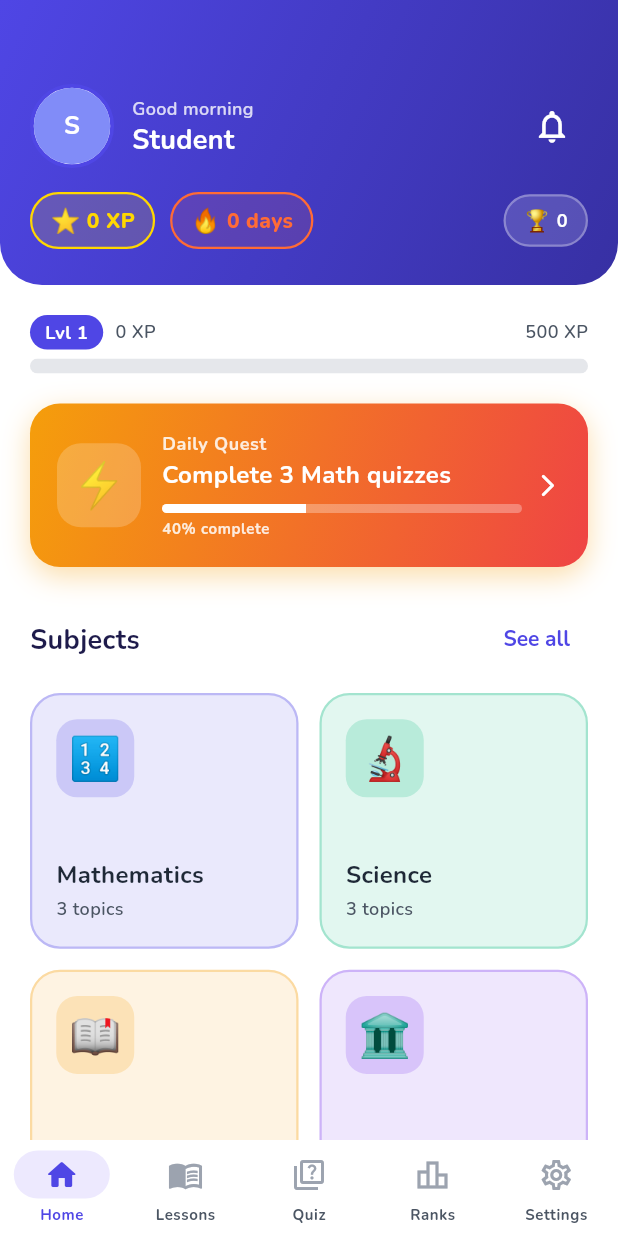
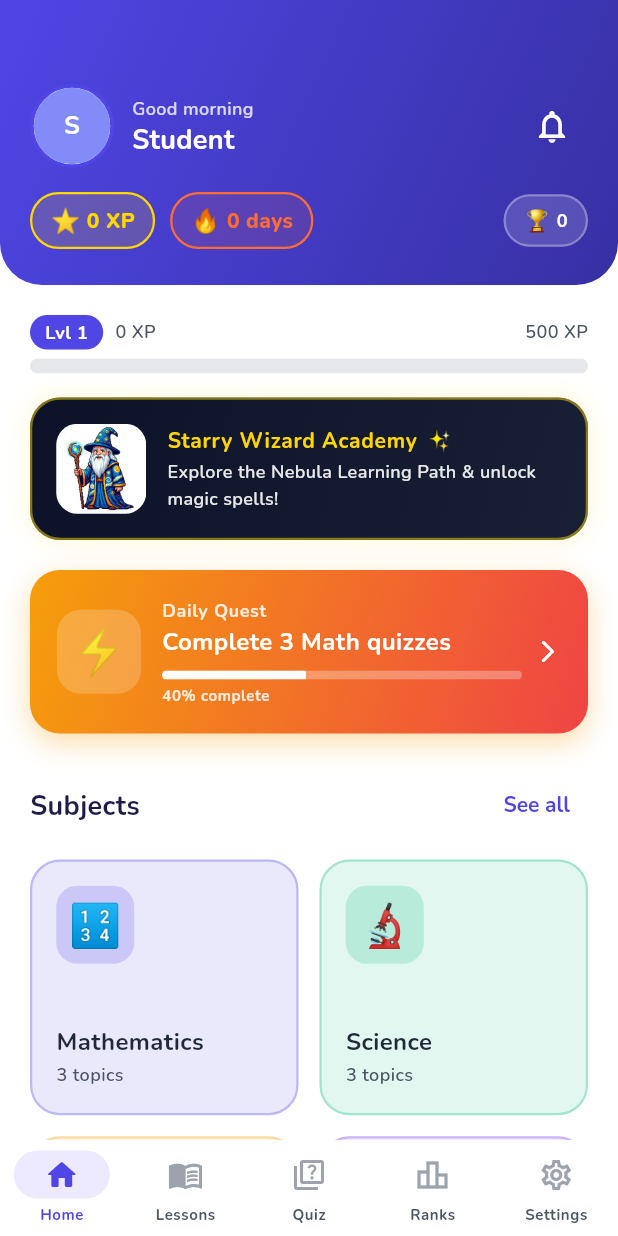
Before and after one commit to jionbiju/eduquest-rural-learning, a Flutter app: the HomeScreen screen opened by its route, on a phone screen of 412 x 824 dp. Run offline on Flutter 3.47's test engine with Material 3 defaults, Android fonts, the light colour scheme and no system bars; our stand-ins replace cloud_firestore, connectivity_plus, firebase_auth, firebase_core, flutter_riverpod, flutter_tts and 3 more; accounts and stored records are empty.

Commit message:
wizard update

```diff
--- a/lib/features/home/presentation/screens/home_screen.dart
+++ b/lib/features/home/presentation/screens/home_screen.dart
@@ -72,6 +72,74 @@ class HomeScreen extends ConsumerWidget {
                       level: profile.level,
                       progress: profile.levelProgress,
                       xp: profile.xp,
+                    ),
+                  ),
+                ),
+
+                // ── Starry Wizard Academy Showcase ──────────────────────
+                SliverToBoxAdapter(
+                  child: Padding(
+                    padding: const EdgeInsets.fromLTRB(20, 16, 20, 0),
+                    child: Container(
+                      padding: const EdgeInsets.all(16),
+                      decoration: BoxDecoration(
+                        gradient: const LinearGradient(
+                          colors: [Color(0xFF0C1227), Color(0xFF191F34)],
+                          begin: Alignment.topLeft,
+                          end: Alignment.bottomRight,
+                        ),
+                        borderRadius: BorderRadius.circular(20),
+                        border: Border.all(color: AppColors.xpGold.withValues(alpha: 0.5), width: 1.5),
+                        boxShadow: [
+                          BoxShadow(
+                            color: AppColors.xpGold.withValues(alpha: 0.15),
+                            blurRadius: 15,
+                            spreadRadius: 1,
+                          ),
+                        ],
+                      ),
+                      child: Row(
+                        children: [
+                          ClipRRect(
+                            borderRadius: BorderRadius.circular(14),
+                            child: Image.asset(
+                              'assets/images/stitch/wizard_large.png',
+                              width: 60,
+                              height: 60,
+                              fit: BoxFit.cover,
+                              errorBuilder: (_, __, ___) => const Text('🧙‍♂️', style: TextStyle(fontSize: 40)),
+                            ),
+                          ),
+                          const SizedBox(width: 14),
+                          Expanded(
+                            child: Column(
+                              crossAxisAlignment: CrossAxisAlignment.start,
+                              children: [
+                                Row(
+                                  children: [
+                                    Text(
+                                      'Starry Wizard Academy',
+                                      style: AppTextStyles.labelLarge.copyWith(
+                                        color: AppColors.xpGold,
+                                        fontWeight: FontWeight.bold,
+                                      ),
+                                    ),
+                                    const SizedBox(width: 6),
+                                    const Text('✨', style: TextStyle(fontSize: 14)),
+                                  ],
+                                ),
+                                const SizedBox(height: 2),
+                                Text(
+                                  'Explore the Nebula Learning Path & unlock magic spells!',
+                                  style: AppTextStyles.bodySmall.copyWith(
+                                    color: Colors.white.withValues(alpha: 0.9),
+                                  ),
+                                ),
+                              ],
+                            ),
+                          ),
+                        ],
+                      ),
                     ),
                   ),
                 ),
--- a/pubspec.yaml
+++ b/pubspec.yaml
@@ -61,6 +61,7 @@ flutter:
 
   assets:
     - assets/images/
+    - assets/images/stitch/
     - assets/audio/
     - assets/bundles/
     - assets/lottie/
```
Also changed, not shown: assets/images/stitch/avatar_selection.png (added), assets/images/stitch/avatars_set.png (added), assets/images/stitch/dashboard_light.png (added), assets/images/stitch/dashboard_refreshed.png (added), assets/images/stitch/nebula_path_map.png (added), assets/images/stitch/screenshot_chrome.png (added), assets/images/stitch/signin_refreshed.png (added), assets/images/stitch/wizard_large.png (added).
